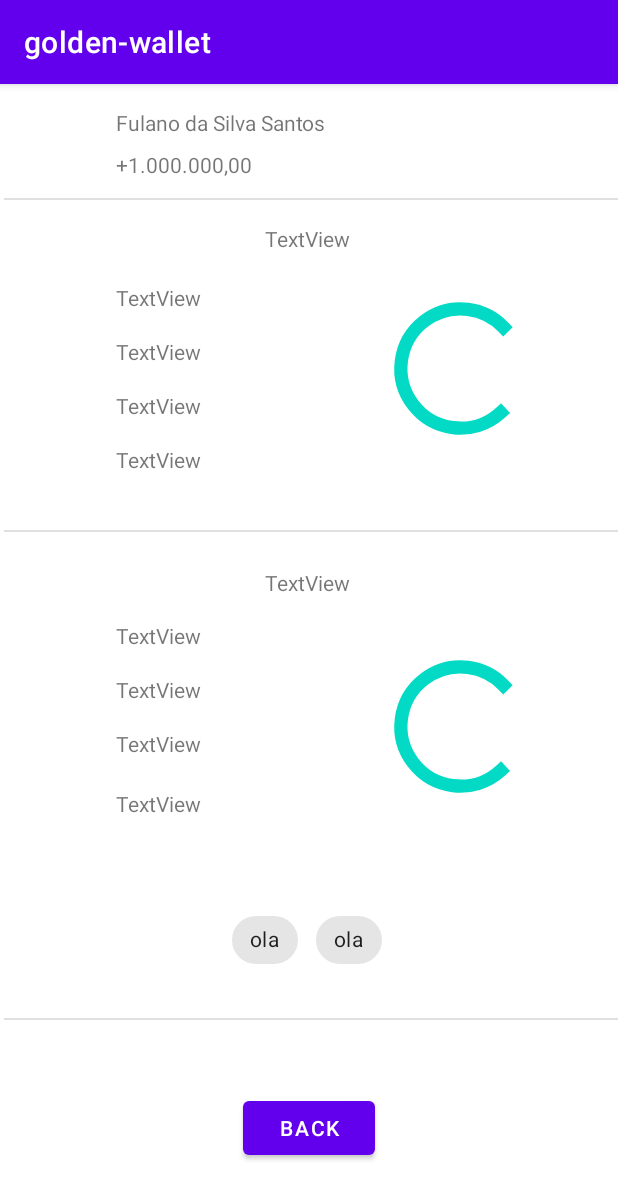
After one commit to jabriboy/Golden-Wallet, an Android app: the Renda screen opened directly, with no data from a screen before it, on a phone screen of 412 x 824 dp. The commit adds this screen. Shown: the top 1199 px of the screen. Run offline under Robolectric (Android 15) with nearby library versions, the phone set to English and light mode, and no system bars.

Commit message:
creation of Renda and Gasto

```diff
--- a/app/src/main/AndroidManifest.xml
+++ b/app/src/main/AndroidManifest.xml
@@ -11,6 +11,12 @@
         android:supportsRtl="true"
         android:theme="@style/Theme.Goldenwallet"
         tools:targetApi="31">
+        <activity
+            android:name=".Gasto"
+            android:exported="false" />
+        <activity
+            android:name=".Renda"
+            android:exported="false" />
         <activity
             android:name=".MainPage"
             android:exported="false" />
--- /dev/null
+++ b/app/src/main/java/com/senaicimatec/golden_wallet/Renda.java
@@ -0,0 +1,33 @@
+package com.senaicimatec.golden_wallet;
+
+import androidx.appcompat.app.AppCompatActivity;
+
+import android.os.Bundle;
+import android.widget.ProgressBar;
+import android.widget.TextView;
+
+import com.google.android.material.chip.ChipGroup;
+
+public class Renda extends AppCompatActivity {
+    private TextView textTodasCategorias;
+    private TextView renda1;
+    private TextView renda2;
+    private TextView renda3;
+    private TextView renda4;
+    private ProgressBar progressBarRendaTotal;
+
+    private TextView textCategoriaEscolhida;
+    private TextView rendaEspecifica1;
+    private TextView rendaEspecifica2;
+    private TextView rendaEspecifica3;
+    private TextView rendaEspecifica4;
+    private ProgressBar progressBarRendaEspecifica;
+
+    private ChipGroup chipGroupCategorias;
+
+    @Override
+    protected void onCreate(Bundle savedInstanceState) {
+        super.onCreate(savedInstanceState);
+        setContentView(R.layout.activity_renda);
+    }
+}
--- a/app/src/main/java/com/senaicimatec/golden_wallet/SignUp.java
+++ b/app/src/main/java/com/senaicimatec/golden_wallet/SignUp.java
@@ -47,7 +47,7 @@ public class SignUp extends AppCompatActivity {
                         Statement statement = connection.createStatement();
                         ResultSet resultSet = statement.executeQuery("inserir");
 
-
+                        // ir para MainPage
                     } catch (SQLException e) {
                         e.printStackTrace();
                     }
@@ -58,10 +58,10 @@ public class SignUp extends AppCompatActivity {
             }
         });
 
-        // função para voltar a MainActivity
         btnBack.setOnClickListener(new View.OnClickListener() {
             @Override
             public void onClick(View view) {
+                // função para voltar a MainActivity
 
             }
         });
--- /dev/null
+++ b/app/src/main/res/layout/activity_renda.xml
@@ -0,0 +1,241 @@
+<?xml version="1.0" encoding="utf-8"?>
+<androidx.constraintlayout.widget.ConstraintLayout xmlns:android="http://schemas.android.com/apk/res/android"
+    xmlns:app="http://schemas.android.com/apk/res-auto"
+    xmlns:tools="http://schemas.android.com/tools"
+    android:layout_width="match_parent"
+    android:layout_height="match_parent"
+    tools:context=".Renda">
+
+    <View
+        android:id="@+id/divider6"
+        android:layout_width="409dp"
+        android:layout_height="1dp"
+        android:layout_marginTop="324dp"
+        android:background="?android:attr/listDivider"
+        app:layout_constraintEnd_toEndOf="parent"
+        app:layout_constraintHorizontal_bias="1.0"
+        app:layout_constraintStart_toStartOf="parent"
+        app:layout_constraintTop_toBottomOf="@+id/divider5" />
+
+    <ProgressBar
+        android:id="@+id/progressBarRendaEspecifica"
+        style="?android:attr/progressBarStyle"
+        android:layout_width="106dp"
+        android:layout_height="108dp"
+        android:layout_marginTop="76dp"
+        android:layout_marginEnd="52dp"
+        app:layout_constraintBottom_toTopOf="@+id/divider6"
+        app:layout_constraintEnd_toEndOf="parent"
+        app:layout_constraintTop_toBottomOf="@+id/divider5"
+        app:layout_constraintVertical_bias="0.0" />
+
+    <TextView
+        android:id="@+id/rendaEspecifica2"
+        android:layout_width="wrap_content"
+        android:layout_height="wrap_content"
+        android:layout_marginTop="52dp"
+        android:text="TextView"
+        app:layout_constraintEnd_toEndOf="parent"
+        app:layout_constraintHorizontal_bias="0.218"
+        app:layout_constraintStart_toStartOf="parent"
+        app:layout_constraintTop_toBottomOf="@+id/textCategoriaEscolhida" />
+
+    <TextView
+        android:id="@+id/rendaEspecifica3"
+        android:layout_width="wrap_content"
+        android:layout_height="wrap_content"
+        android:layout_marginTop="88dp"
+        android:text="TextView"
+        app:layout_constraintEnd_toEndOf="parent"
+        app:layout_constraintHorizontal_bias="0.218"
+        app:layout_constraintStart_toStartOf="parent"
+        app:layout_constraintTop_toBottomOf="@+id/textCategoriaEscolhida" />
+
+    <TextView
+        android:id="@+id/rendaEspecifica4"
+        android:layout_width="wrap_content"
+        android:layout_height="wrap_content"
+        android:layout_marginTop="128dp"
+        android:text="TextView"
+        app:layout_constraintEnd_toEndOf="parent"
+        app:layout_constraintHorizontal_bias="0.218"
+        app:layout_constraintStart_toStartOf="parent"
+        app:layout_constraintTop_toBottomOf="@+id/textCategoriaEscolhida" />
+
+    <View
+        android:id="@+id/divider5"
+        android:layout_width="409dp"
+        android:layout_height="1dp"
+        android:layout_marginTop="220dp"
+        android:background="?android:attr/listDivider"
+        app:layout_constraintEnd_toEndOf="parent"
+        app:layout_constraintHorizontal_bias="1.0"
+        app:layout_constraintStart_toStartOf="parent"
+        app:layout_constraintTop_toBottomOf="@+id/divider4" />
+
+    <TextView
+        android:id="@+id/renda2"
+        android:layout_width="wrap_content"
+        android:layout_height="wrap_content"
+        android:layout_marginTop="56dp"
+        android:text="TextView"
+        app:layout_constraintEnd_toEndOf="parent"
+        app:layout_constraintHorizontal_bias="0.218"
+        app:layout_constraintStart_toStartOf="parent"
+        app:layout_constraintTop_toBottomOf="@+id/textTotasCategorias" />
+
+    <TextView
+        android:id="@+id/renda3"
+        android:layout_width="wrap_content"
+        android:layout_height="wrap_content"
+        android:layout_marginTop="92dp"
+        android:text="TextView"
+        app:layout_constraintEnd_toEndOf="parent"
+        app:layout_constraintHorizontal_bias="0.218"
+        app:layout_constraintStart_toStartOf="parent"
+        app:layout_constraintTop_toBottomOf="@+id/textTotasCategorias" />
+
+    <TextView
+        android:id="@+id/renda4"
+        android:layout_width="wrap_content"
+        android:layout_height="wrap_content"
+        android:layout_marginTop="128dp"
+        android:text="TextView"
+        app:layout_constraintEnd_toEndOf="parent"
+        app:layout_constraintHorizontal_bias="0.218"
+        app:layout_constraintStart_toStartOf="parent"
+        app:layout_constraintTop_toBottomOf="@+id/textTotasCategorias" />
+
+    <TextView
+        android:id="@+id/textNome3"
+        android:layout_width="wrap_content"
+        android:layout_height="wrap_content"
+        android:layout_marginTop="16dp"
+        android:text="Fulano da Silva Santos"
+        app:layout_constraintEnd_toEndOf="parent"
+        app:layout_constraintHorizontal_bias="0.049"
+        app:layout_constraintStart_toEndOf="@+id/imageView5"
+        app:layout_constraintTop_toTopOf="parent" />
+
+    <TextView
+        android:id="@+id/textSaldoTotal3"
+        android:layout_width="wrap_content"
+        android:layout_height="wrap_content"
+        android:layout_marginTop="44dp"
+        android:text="+1.000.000,00"
+        app:layout_constraintEnd_toEndOf="parent"
+        app:layout_constraintHorizontal_bias="0.039"
+        app:layout_constraintStart_toEndOf="@+id/imageView5"
+        app:layout_constraintTop_toTopOf="parent" />
+
+    <View
+        android:id="@+id/divider4"
+        android:layout_width="409dp"
+        android:layout_height="1dp"
+        android:layout_marginTop="76dp"
+        android:background="?android:attr/listDivider"
+        app:layout_constraintEnd_toEndOf="parent"
+        app:layout_constraintHorizontal_bias="1.0"
+        app:layout_constraintStart_toStartOf="parent"
+        app:layout_constraintTop_toTopOf="parent" />
+
+    <ImageView
+        android:id="@+id/imageView5"
+        android:layout_width="51dp"
+        android:layout_height="50dp"
+        android:layout_marginTop="16dp"
+        app:layout_constraintEnd_toEndOf="parent"
+        app:layout_constraintHorizontal_bias="0.044"
+        app:layout_constraintStart_toStartOf="parent"
+        app:layout_constraintTop_toTopOf="parent"
+        tools:srcCompat="@tools:sample/avatars" />
+
+    <TextView
+        android:id="@+id/textTotasCategorias"
+        android:layout_width="wrap_content"
+        android:layout_height="wrap_content"
+        android:layout_marginTop="16dp"
+        android:text="TextView"
+        app:layout_constraintEnd_toEndOf="parent"
+        app:layout_constraintHorizontal_bias="0.498"
+        app:layout_constraintStart_toStartOf="parent"
+        app:layout_constraintTop_toBottomOf="@+id/divider4" />
+
+    <TextView
+        android:id="@+id/renda1"
+        android:layout_width="wrap_content"
+        android:layout_height="wrap_content"
+        android:layout_marginTop="20dp"
+        android:text="TextView"
+        app:layout_constraintEnd_toEndOf="parent"
+        app:layout_constraintHorizontal_bias="0.218"
+        app:layout_constraintStart_toStartOf="parent"
+        app:layout_constraintTop_toBottomOf="@+id/textTotasCategorias" />
+
+    <ProgressBar
+        android:id="@+id/progressBarRendaTotal"
+        style="?android:attr/progressBarStyle"
+        android:layout_width="106dp"
+        android:layout_height="108dp"
+        android:layout_marginEnd="52dp"
+        app:layout_constraintBottom_toTopOf="@+id/divider5"
+        app:layout_constraintEnd_toEndOf="parent"
+        app:layout_constraintTop_toBottomOf="@+id/divider4"
+        app:layout_constraintVertical_bias="0.523" />
+
+    <TextView
+        android:id="@+id/textCategoriaEscolhida"
+        android:layout_width="wrap_content"
+        android:layout_height="wrap_content"
+        android:layout_marginTop="24dp"
+        android:text="TextView"
+        app:layout_constraintEnd_toEndOf="parent"
+        app:layout_constraintHorizontal_bias="0.498"
+        app:layout_constraintStart_toStartOf="parent"
+        app:layout_constraintTop_toBottomOf="@+id/divider5" />
+
+    <TextView
+        android:id="@+id/rendaEspecifica1"
+        android:layout_width="wrap_content"
+        android:layout_height="wrap_content"
+        android:layout_marginTop="16dp"
+        android:text="TextView"
+        app:layout_constraintEnd_toEndOf="parent"
+        app:layout_constraintHorizontal_bias="0.218"
+        app:layout_constraintStart_toStartOf="parent"
+        app:layout_constraintTop_toBottomOf="@+id/textCategoriaEscolhida" />
+
+    <Button
+        android:id="@+id/button"
+        android:layout_width="wrap_content"
+        android:layout_height="wrap_content"
+        android:text="Back"
+        app:layout_constraintBottom_toBottomOf="parent"
+        app:layout_constraintEnd_toEndOf="parent"
+        app:layout_constraintStart_toStartOf="parent"
+        app:layout_constraintTop_toBottomOf="@+id/divider6" />
+
+    <com.google.android.material.chip.ChipGroup
+        android:id="@+id/chipGroupCategorias"
+        android:layout_width="wrap_content"
+        android:layout_height="wrap_content"
+        android:layout_marginBottom="28dp"
+        app:layout_constraintBottom_toTopOf="@+id/divider6"
+        app:layout_constraintEnd_toEndOf="parent"
+        app:layout_constraintHorizontal_bias="0.496"
+        app:layout_constraintStart_toStartOf="parent">
+        <com.google.android.material.chip.Chip
+            android:id="@+id/categoria1"
+            android:layout_width="wrap_content"
+            android:layout_height="wrap_content"
+            android:text="ola"
+            />
+        <com.google.android.material.chip.Chip
+            android:id="@+id/categoria2"
+            android:layout_width="wrap_content"
+            android:layout_height="wrap_content"
+            android:text="ola"
+            />
+    </com.google.android.material.chip.ChipGroup>
+
+</androidx.constraintlayout.widget.ConstraintLayout>
```
Also changed, not shown: app/src/main/java/com/senaicimatec/golden_wallet/Gasto.java (added, +34 -0 lines), app/src/main/res/layout/activity_gasto.xml (added, +243 -0 lines), app/src/main/res/layout/activity_main_page.xml (+15 -14 lines).
